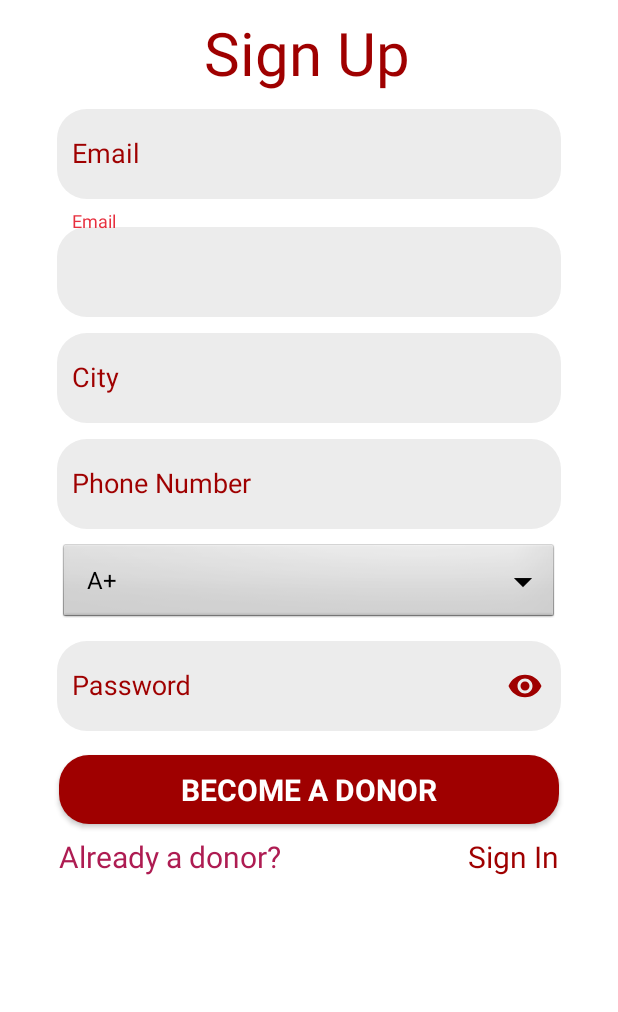
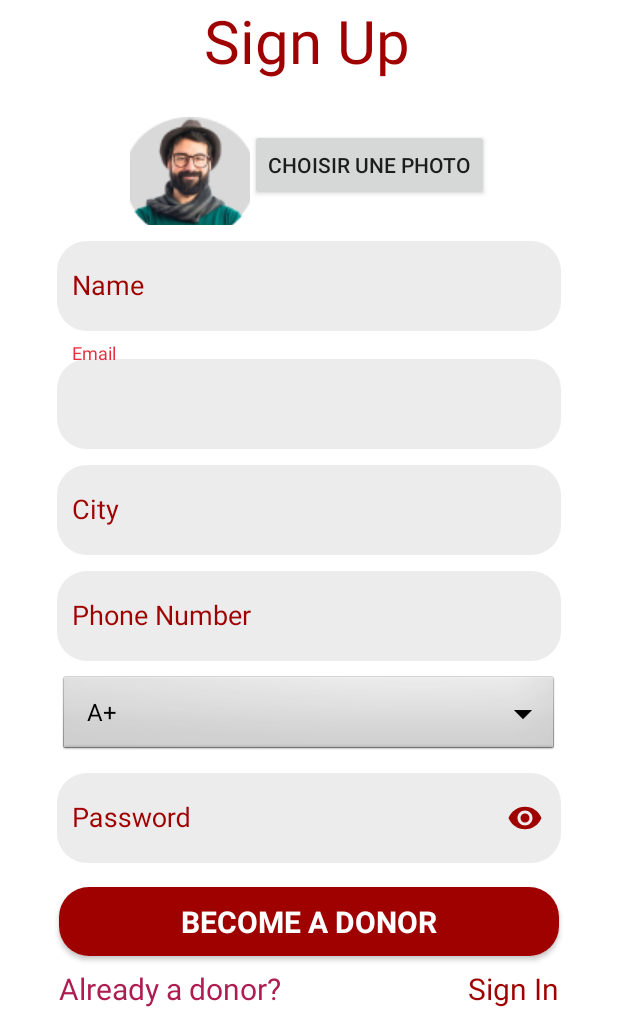
Before and after one commit to AhmedBourazza/BloodDonation, an Android app: the screen it shows after launch (SignUpPage), after a tap on "Register", on a phone screen of 412 x 824 dp, the part 224-1236 px from its top. Run offline under Robolectric (Android 15) with nearby library versions, the phone set to English and light mode, and no system bars; our stand-ins replace Firebase (no records; nobody signed in at launch, a user with empty details on screens opened directly); 1 other tap on this screen came first.

Commit message:
ajout de fonctionnalite de photo

```diff
--- a/app/src/main/AndroidManifest.xml
+++ b/app/src/main/AndroidManifest.xml
@@ -5,6 +5,8 @@
     <uses-permission android:name="android.permission.INTERNET" />
     <uses-permission android:name="android.permission.ACCESS_FINE_LOCATION"/>
     <uses-permission android:name="android.permission.ACCESS_COARSE_LOCATION"/>
+    <uses-permission android:name="android.permission.READ_EXTERNAL_STORAGE"/>
+
     <application
         android:allowBackup="true"
         android:dataExtractionRules="@xml/data_extraction_rules"
--- a/app/src/main/res/layout/activity_signup_page.xml
+++ b/app/src/main/res/layout/activity_signup_page.xml
@@ -42,6 +42,34 @@
             android:textSize="18dp" />
     </com.google.android.material.textfield.TextInputLayout>
 
+    <LinearLayout
+        android:id="@+id/linearLayout"
+        android:layout_width="wrap_content"
+        android:layout_height="wrap_content"
+        app:layout_constraintBottom_toTopOf="@+id/textInput"
+        app:layout_constraintEnd_toEndOf="parent"
+        app:layout_constraintStart_toStartOf="parent"
+        app:layout_constraintTop_toBottomOf="@+id/textView3">
+
+        <ImageView
+            android:id="@+id/userImage"
+            android:layout_width="80dp"
+            android:layout_height="80dp"
+            android:layout_gravity="center"
+            android:layout_marginTop="16dp"
+            android:scaleType="centerCrop"
+            android:src="@drawable/profil" />
+
+        <Button
+            android:id="@+id/btnChooseImage"
+            android:layout_width="wrap_content"
+            android:layout_height="wrap_content"
+            android:layout_gravity="center"
+            android:layout_marginTop="8dp"
+            android:text="Choisir une photo" />
+
+    </LinearLayout>
+
     <com.google.android.material.textfield.TextInputLayout
         android:id="@+id/textInput"
         android:layout_width="336dp"
@@ -51,7 +79,7 @@
         app:layout_constraintBottom_toTopOf="@+id/textInputLayout2"
         app:layout_constraintEnd_toEndOf="parent"
         app:layout_constraintStart_toStartOf="parent"
-        app:layout_constraintTop_toBottomOf="@+id/textView3">
+        app:layout_constraintTop_toBottomOf="@+id/linearLayout">
 
         <com.google.android.material.textfield.TextInputEditText
             android:id="@+id/name"
@@ -60,7 +88,7 @@
             android:alpha="0.5"
             android:background="@drawable/button_bg"
             android:fontFamily="@font/poppinsfont"
-            android:hint="Email"
+            android:hint="Name"
             android:padding="10dp"
             android:textColor="@color/red"
             android:textSize="18dp" />
@@ -146,7 +174,6 @@
         android:id="@+id/textView3"
         android:layout_width="wrap_content"
         android:layout_height="wrap_content"
-        android:layout_marginTop="8dp"
         android:fontFamily="@font/poppinsfont"
         android:text="Sign Up"
         android:textColor="@color/red"
--- a/app/src/main/res/layout/user_item_layout.xml
+++ b/app/src/main/res/layout/user_item_layout.xml
@@ -15,9 +15,9 @@
         android:orientation="horizontal">
 
         <ImageView
-            android:id="@+id/imageView14"
-            android:layout_width="wrap_content"
-            android:layout_height="wrap_content"
+            android:id="@+id/imageViewUser"
+            android:layout_width="60dp"
+            android:layout_height="60dp"
             app:srcCompat="@drawable/profil" />
 
         <LinearLayout
```
Also changed, not shown: app/src/main/java/com/example/projetblooddonation/MainActivity2.kt (+41 -1 lines), app/src/main/java/com/example/projetblooddonation/ProfileFragment.kt (+19 -0 lines), app/src/main/java/com/example/projetblooddonation/SignUpPage.kt (+51 -18 lines), app/src/main/java/com/example/projetblooddonation/User.kt (+7 -2 lines), app/src/main/java/com/example/projetblooddonation/UserAdapter.kt (+20 -0 lines), app/src/main/res/layout/nav_header.xml (+4 -3 lines), app/src/main/res/layout/profile_fragment.xml (+4 -4 lines), app/src/main/res/drawable/default_user_image.png (added).
